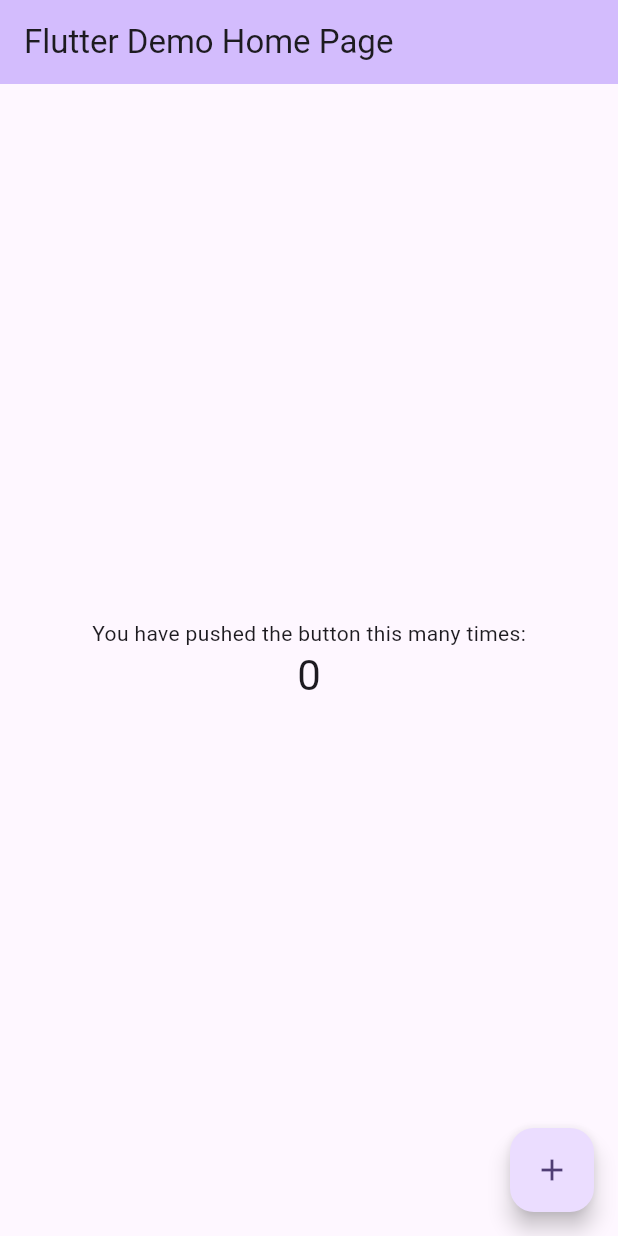
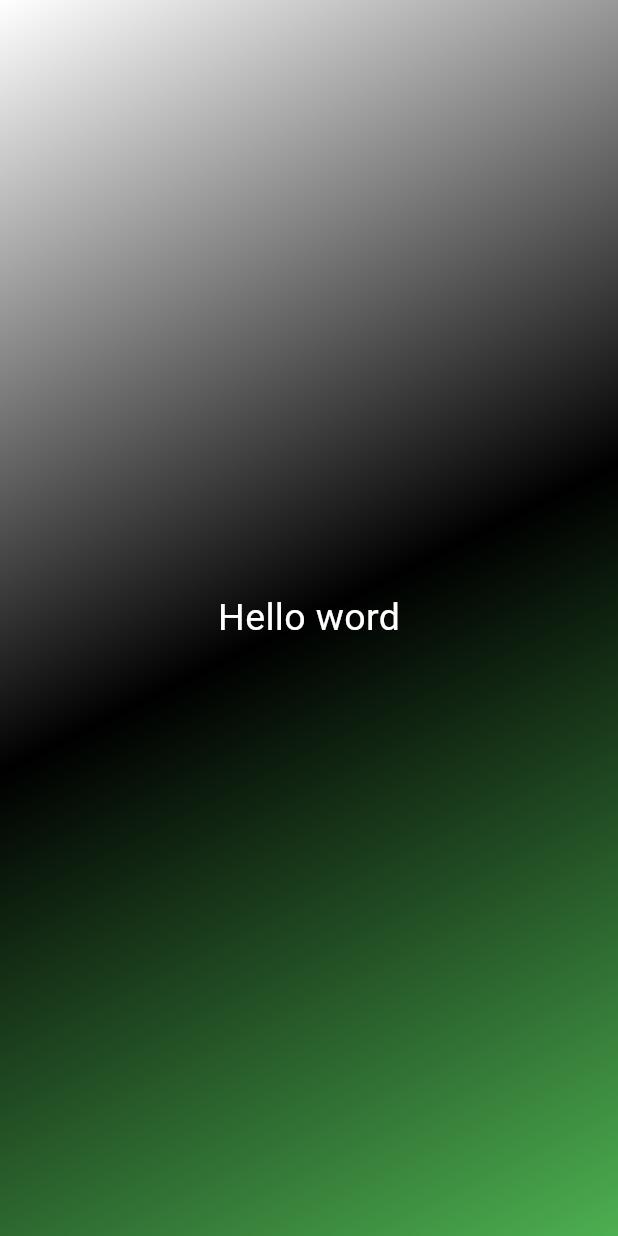
Before and after one commit to moustajil/rolle_dice_game, a Flutter app: the screen it shows after launch, on a phone screen of 412 x 824 dp. Run offline on Flutter 3.47's test engine with Material 3 defaults, Android fonts, the phone set to English and light mode, and no system bars.

Commit message:
change colors and add stylin gto text

```diff
--- a/lib/main.dart
+++ b/lib/main.dart
@@ -1,125 +1,26 @@
 import 'package:flutter/material.dart';
 
 void main() {
-  runApp(const MyApp());
+  runApp(MaterialApp(
+    home: Scaffold(backgroundColor: Colors.deepPurple, body: GraiantColors()),
+  ));
 }
 
-class MyApp extends StatelessWidget {
-  const MyApp({super.key});
-
-  // This widget is the root of your application.
+class GraiantColors extends StatelessWidget {
   @override
   Widget build(BuildContext context) {
-    return MaterialApp(
-      title: 'Flutter Demo',
-      theme: ThemeData(
-        // This is the theme of your application.
-        //
-        // TRY THIS: Try running your application with "flutter run". You'll see
-        // the application has a purple toolbar. Then, without quitting the app,
-        // try changing the seedColor in the colorScheme below to Colors.green
-        // and then invoke "hot reload" (save your changes or press the "hot
-        // reload" button in a Flutter-supported IDE, or press "r" if you used
-        // the command line to start the app).
-        //
-        // Notice that the counter didn't reset back to zero; the application
-        // state is not lost during the reload. To reset the state, use hot
-        // restart instead.
-        //
-        // This works for code too, not just values: Most code changes can be
-        // tested with just a hot reload.
-        colorScheme: ColorScheme.fromSeed(seedColor: Colors.deepPurple),
-        useMaterial3: true,
+    return Container(
+      decoration: const BoxDecoration(
+          gradient: LinearGradient(
+              begin: Alignment.topLeft,
+              end: Alignment.bottomRight,
+              colors: [Colors.white, Colors.black, Colors.green])),
+      child: const Center(
+        child: Text(
+          "Hello word",
+          style: TextStyle(color: Colors.white, fontSize: 25),
+        ),
       ),
-      home: const MyHomePage(title: 'Flutter Demo Home Page'),
     );
   }
 }
-
-class MyHomePage extends StatefulWidget {
-  const MyHomePage({super.key, required this.title});
-
-  // This widget is the home page of your application. It is stateful, meaning
-  // that it has a State object (defined below) that contains fields that affect
-  // how it looks.
-
-  // This class is the configuration for the state. It holds the values (in this
-  // case the title) provided by the parent (in this case the App widget) and
-  // used by the build method of the State. Fields in a Widget subclass are
-  // always marked "final".
-
-  final String title;
-
-  @override
-  State<MyHomePage> createState() => _MyHomePageState();
-}
-
-class _MyHomePageState extends State<MyHomePage> {
-  int _counter = 0;
-
-  void _incrementCounter() {
-    setState(() {
-      // This call to setState tells the Flutter framework that something has
-      // changed in this State, which causes it to rerun the build method below
-      // so that the display can reflect the updated values. If we changed
-      // _counter without calling setState(), then the build method would not be
-      // called again, and so nothing would appear to happen.
-      _counter++;
-    });
-  }
-
-  @override
-  Widget build(BuildContext context) {
-    // This method is rerun every time setState is called, for instance as done
-    // by the _incrementCounter method above.
-    //
-    // The Flutter framework has been optimized to make rerunning build methods
-    // fast, so that you can just rebuild anything that needs updating rather
-    // than having to individually change instances of widgets.
-    return Scaffold(
-      appBar: AppBar(
-        // TRY THIS: Try changing the color here to a specific color (to
-        // Colors.amber, perhaps?) and trigger a hot reload to see the AppBar
-        // change color while the other colors stay the same.
-        backgroundColor: Theme.of(context).colorScheme.inversePrimary,
-        // Here we take the value from the MyHomePage object that was created by
-        // the App.build method, and use it to set our appbar title.
-        title: Text(widget.title),
-      ),
-      body: Center(
-        // Center is a layout widget. It takes a single child and positions it
-        // in the middle of the parent.
-        child: Column(
-          // Column is also a layout widget. It takes a list of children and
-          // arranges them vertically. By default, it sizes itself to fit its
-          // children horizontally, and tries to be as tall as its parent.
-          //
-          // Column has various properties to control how it sizes itself and
-          // how it positions its children. Here we use mainAxisAlignment to
-          // center the children vertically; the main axis here is the vertical
-          // axis because Columns are vertical (the cross axis would be
-          // horizontal).
-          //
-          // TRY THIS: Invoke "debug painting" (choose the "Toggle Debug Paint"
-          // action in the IDE, or press "p" in the console), to see the
-          // wireframe for each widget.
-          mainAxisAlignment: MainAxisAlignment.center,
-          children: <Widget>[
-            const Text(
-              'You have pushed the button this many times:',
-            ),
-            Text(
-              '$_counter',
-              style: Theme.of(context).textTheme.headlineMedium,
-            ),
-          ],
-        ),
-      ),
-      floatingActionButton: FloatingActionButton(
-        onPressed: _incrementCounter,
-        tooltip: 'Increment',
-        child: const Icon(Icons.add),
-      ), // This trailing comma makes auto-formatting nicer for build methods.
-    );
-  }
-}
```
